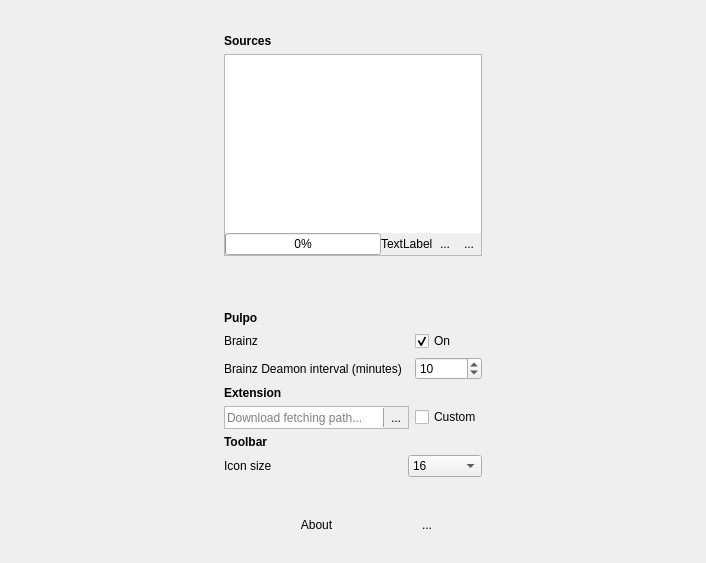
Old version of the form src/settings/settings.ui in the repository milohr/babe-qt.
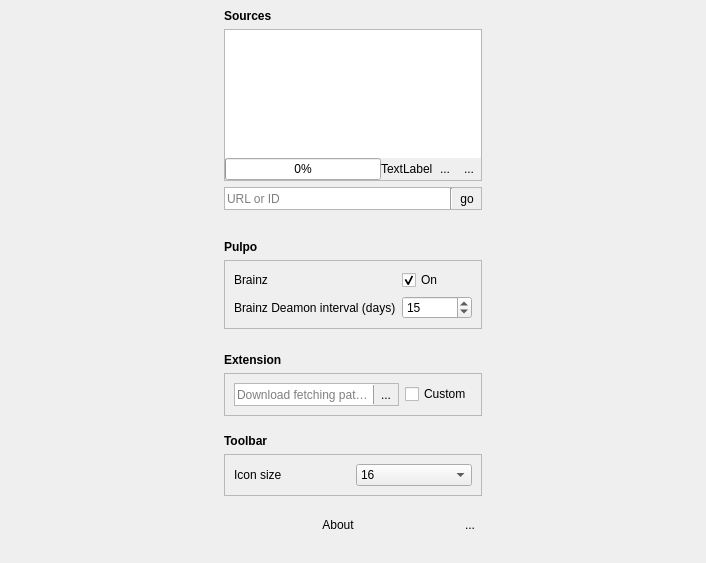
New version of the form. Icons and pictures are not drawn.

Commit message: towards release path

```diff
--- a/src/settings/settings.ui
+++ b/src/settings/settings.ui
@@ -50,64 +50,7 @@
       <enum>QFrame::Plain</enum>
      </property>
      <layout class="QGridLayout" name="gridLayout_2">
-      <item row="7" column="1">
-       <widget class="QLabel" name="label_5">
-        <property name="font">
-         <font>
-          <weight>75</weight>
-          <bold>true</bold>
-         </font>
-        </property>
-        <property name="text">
-         <string>Pulpo</string>
-        </property>
-       </widget>
-      </item>
-      <item row="8" column="1">
-       <widget class="QLabel" name="label_6">
-        <property name="text">
-         <string>Brainz </string>
-        </property>
-       </widget>
-      </item>
-      <item row="15" column="3">
-       <widget class="QToolButton" name="debugBtn">
-        <property name="text">
-         <string>...</string>
-        </property>
-        <property name="icon">
-         <iconset theme="tools-report-bug">
-          <normaloff>.</normaloff>.</iconset>
-        </property>
-        <property name="autoRaise">
-         <bool>true</bool>
-        </property>
-       </widget>
-      </item>
-      <item row="0" column="1" colspan="3">
-       <spacer name="verticalSpacer_3">
-        <property name="orientation">
-         <enum>Qt::Vertical</enum>
-        </property>
-        <property name="sizeHint" stdset="0">
-         <size>
-          <width>20</width>
-          <height>40</height>
-         </size>
-        </property>
-       </spacer>
-      </item>
-      <item row="12" column="1">
-       <widget class="QLabel" name="label_3">
-        <property name="styleSheet">
-         <string notr="true">font:bold;</string>
-        </property>
-        <property name="text">
-         <string>Toolbar </string>
-        </property>
-       </widget>
-      </item>
-      <item row="15" column="1" colspan="2">
+      <item row="21" column="1" colspan="2">
        <widget class="QPushButton" name="pushButton">
         <property name="sizePolicy">
          <sizepolicy hsizetype="Minimum" vsizetype="Minimum">
@@ -127,111 +70,47 @@
         </property>
        </widget>
       </item>
-      <item row="11" column="1" colspan="2">
-       <widget class="QFrame" name="frame_4">
-        <property name="toolTip">
-         <string>Select your default downloads folder from where the Babe'd songs from Chromium extension will be fetched...</string>
-        </property>
-        <property name="whatsThis">
-         <string>Select your default downloads folder from where the Babe'd songs from Chromium extension will be fetched.</string>
-        </property>
+      <item row="18" column="1" colspan="3">
+       <widget class="QFrame" name="frame_7">
         <property name="frameShape">
          <enum>QFrame::StyledPanel</enum>
         </property>
         <property name="frameShadow">
          <enum>QFrame::Raised</enum>
         </property>
-        <layout class="QHBoxLayout" name="horizontalLayout">
-         <property name="spacing">
-          <number>0</number>
-         </property>
-         <property name="leftMargin">
-          <number>0</number>
-         </property>
-         <property name="topMargin">
-          <number>0</number>
-         </property>
-         <property name="rightMargin">
-          <number>0</number>
-         </property>
-         <property name="bottomMargin">
-          <number>0</number>
-         </property>
+        <layout class="QHBoxLayout" name="horizontalLayout_3">
          <item>
-          <widget class="QLineEdit" name="ytLineEdit">
-           <property name="sizePolicy">
-            <sizepolicy hsizetype="Expanding" vsizetype="Minimum">
-             <horstretch>0</horstretch>
-             <verstretch>0</verstretch>
-            </sizepolicy>
-           </property>
-           <property name="frame">
-            <bool>false</bool>
-           </property>
-           <property name="placeholderText">
-            <string>Download fetching path...</string>
-           </property>
-          </widget>
-         </item>
-         <item>
-          <widget class="QFrame" name="frame_5">
-           <property name="maximumSize">
-            <size>
-             <width>1</width>
-             <height>16777215</height>
-            </size>
-           </property>
-           <property name="frameShape">
-            <enum>QFrame::VLine</enum>
-           </property>
-           <property name="frameShadow">
-            <enum>QFrame::Raised</enum>
-           </property>
-          </widget>
-         </item>
-         <item>
-          <widget class="QToolButton" name="ytBtn">
+          <widget class="QLabel" name="label_8">
            <property name="text">
-            <string>...</string>
+            <string>Icon size</string>
            </property>
-           <property name="icon">
-            <iconset theme="folder-open">
-             <normaloff>.</normaloff>.</iconset>
+          </widget>
+         </item>
+         <item>
+          <widget class="QComboBox" name="toolbarIconSize">
+           <property name="currentText">
+            <string>16</string>
            </property>
-           <property name="autoRaise">
-            <bool>true</bool>
-           </property>
+           <item>
+            <property name="text">
+             <string>16</string>
+            </property>
+           </item>
+           <item>
+            <property name="text">
+             <string>22</string>
+            </property>
+           </item>
+           <item>
+            <property name="text">
+             <string>32</string>
+            </property>
+           </item>
           </widget>
          </item>
         </layout>
        </widget>
       </item>
-      <item row="10" column="1">
-       <widget class="QLabel" name="label_4">
-        <property name="font">
-         <font>
-          <weight>75</weight>
-          <bold>true</bold>
-         </font>
-        </property>
-        <property name="text">
-         <string>Extension</string>
-        </property>
-       </widget>
-      </item>
-      <item row="6" column="1" colspan="3">
-       <spacer name="verticalSpacer">
-        <property name="orientation">
-         <enum>Qt::Vertical</enum>
-        </property>
-        <property name="sizeHint" stdset="0">
-         <size>
-          <width>20</width>
-          <height>40</height>
-         </size>
-        </property>
-       </spacer>
-      </item>
       <item row="2" column="1" colspan="3">
        <widget class="QFrame" name="sourcesFrame">
         <property name="frameShape">
@@ -333,6 +212,120 @@
         <zorder>label</zorder>
        </widget>
       </item>
+      <item row="2" column="5" rowspan="23">
+       <spacer name="horizontalSpacer_2">
+        <property name="orientation">
+         <enum>Qt::Horizontal</enum>
+        </property>
+        <property name="sizeHint" stdset="0">
+         <size>
+          <width>40</width>
+          <height>20</height>
+         </size>
+        </property>
+       </spacer>
+      </item>
+      <item row="2" column="0" rowspan="20">
+       <spacer name="horizontalSpacer">
+        <property name="orientation">
+         <enum>Qt::Horizontal</enum>
+        </property>
+        <property name="sizeHint" stdset="0">
+         <size>
+          <width>40</width>
+          <height>20</height>
+         </size>
+        </property>
+       </spacer>
+      </item>
+      <item row="7" column="1" colspan="3">
+       <spacer name="verticalSpacer">
+        <property name="orientation">
+         <enum>Qt::Vertical</enum>
+        </property>
+        <property name="sizeHint" stdset="0">
+         <size>
+          <width>20</width>
+          <height>40</height>
+         </size>
+        </property>
+       </spacer>
+      </item>
+      <item row="17" column="1">
+       <widget class="QLabel" name="label_3">
+        <property name="styleSheet">
+         <string notr="true">font:bold;</string>
+        </property>
+        <property name="text">
+         <string>Toolbar </string>
+        </property>
+       </widget>
+      </item>
+      <item row="9" column="1" colspan="3">
+       <widget class="QFrame" name="frame_2">
+        <property name="autoFillBackground">
+         <bool>true</bool>
+        </property>
+        <property name="frameShape">
+         <enum>QFrame::StyledPanel</enum>
+        </property>
+        <property name="frameShadow">
+         <enum>QFrame::Raised</enum>
+        </property>
+        <layout class="QGridLayout" name="gridLayout_3">
+         <item row="0" column="0">
+          <widget class="QLabel" name="label_6">
+           <property name="text">
+            <string>Brainz </string>
+           </property>
+          </widget>
+         </item>
+         <item row="0" column="1">
+          <widget class="QCheckBox" name="pulpoBrainz_checkBox">
+           <property name="text">
+            <string>On</string>
+           </property>
+           <property name="checked">
+            <bool>true</bool>
+           </property>
+          </widget>
+         </item>
+         <item row="1" column="0">
+          <widget class="QLabel" name="label_7">
+           <property name="text">
+            <string>Brainz Deamon interval (days)</string>
+           </property>
+          </widget>
+         </item>
+         <item row="1" column="1">
+          <widget class="QSpinBox" name="pulpoBrainz_spinBox">
+           <property name="minimum">
+            <number>1</number>
+           </property>
+           <property name="maximum">
+            <number>360</number>
+           </property>
+           <property name="value">
+            <number>15</number>
+           </property>
+          </widget>
+         </item>
+        </layout>
+       </widget>
+      </item>
+      <item row="8" column="1">
+       <widget class="QLabel" name="label_5">
+        <property name="font">
+         <font>
+          <weight>75</weight>
+          <bold>true</bold>
+         </font>
+        </property>
+        <property name="text">
+         <string>Pulpo</string>
+        </property>
+       </widget>
+      </item>
       <item row="1" column="1">
        <widget class="QLabel" name="label_2">
         <property name="font">
@@ -346,30 +339,20 @@
         </property>
        </widget>
       </item>
-      <item row="2" column="5" rowspan="17">
-       <spacer name="horizontalSpacer_2">
+      <item row="15" column="1" colspan="3">
+       <spacer name="verticalSpacer_5">
         <property name="orientation">
-         <enum>Qt::Horizontal</enum>
+         <enum>Qt::Vertical</enum>
         </property>
         <property name="sizeHint" stdset="0">
          <size>
-          <width>40</width>
-          <height>20</height>
+          <width>20</width>
+          <height>40</height>
          </size>
         </property>
        </spacer>
       </item>
-      <item row="11" column="3">
-       <widget class="QCheckBox" name="checkBox">
-        <property name="toolTip">
-         <string>Select your default downloads folder from where the Babe'd songs from Chromium extension will be fetched...</string>
-        </property>
-        <property name="text">
-         <string>Custom</string>
-        </property>
-       </widget>
-      </item>
-      <item row="14" column="1" colspan="3">
+      <item row="20" column="1" colspan="3">
        <spacer name="verticalSpacer_2">
         <property name="orientation">
          <enum>Qt::Vertical</enum>
@@ -382,72 +365,220 @@
         </property>
        </spacer>
       </item>
-      <item row="2" column="0" rowspan="14">
-       <spacer name="horizontalSpacer">
-        <property name="orientation">
-         <enum>Qt::Horizontal</enum>
-        </property>
-        <property name="sizeHint" stdset="0">
-         <size>
-          <width>40</width>
-          <height>20</height>
-         </size>
-        </property>
-       </spacer>
-      </item>
-      <item row="9" column="1">
-       <widget class="QLabel" name="label_7">
-        <property name="text">
-         <string>Brainz Deamon interval (minutes)</string>
-        </property>
-       </widget>
-      </item>
-      <item row="9" column="3">
-       <widget class="QSpinBox" name="pulpoBrainz_spinBox">
-        <property name="value">
-         <number>10</number>
-        </property>
-       </widget>
-      </item>
-      <item row="8" column="3">
-       <widget class="QCheckBox" name="pulpoBrainz_checkBox">
-        <property name="text">
-         <string>On</string>
-        </property>
-        <property name="checked">
-         <bool>true</bool>
-        </property>
-       </widget>
-      </item>
-      <item row="13" column="2" colspan="2">
-       <widget class="QComboBox" name="toolbarIconSize">
-        <property name="currentText">
-         <string>16</string>
-        </property>
-        <item>
-         <property name="text">
-          <string>16</string>
-         </property>
-        </item>
-        <item>
-         <property name="text">
-          <string>22</string>
-         </property>
-        </item>
-        <item>
-         <property name="text">
-          <string>32</string>
-         </property>
-        </item>
-       </widget>
-      </item>
       <item row="13" column="1">
-       <widget class="QLabel" name="label_8">
+       <widget class="QLabel" name="label_4">
+        <property name="font">
+         <font>
+          <weight>75</weight>
+          <bold>true</bold>
+         </font>
+        </property>
         <property name="text">
-         <string>Icon size</string>
+         <string>Extension</string>
         </property>
        </widget>
       </item>
+      <item row="0" column="1" colspan="3">
+       <spacer name="verticalSpacer_3">
+        <property name="orientation">
+         <enum>Qt::Vertical</enum>
+        </property>
+        <property name="sizeHint" stdset="0">
+         <size>
+          <width>20</width>
+          <height>40</height>
+         </size>
+        </property>
+       </spacer>
+      </item>
+      <item row="21" column="3">
+       <widget class="QToolButton" name="debugBtn">
+        <property name="text">
+         <string>...</string>
+        </property>
+        <property name="icon">
+         <iconset theme="tools-report-bug">
+          <normaloff>.</normaloff>.</iconset>
+        </property>
+        <property name="autoRaise">
+         <bool>true</bool>
+        </property>
+       </widget>
+      </item>
+      <item row="10" column="1" colspan="3">
+       <spacer name="verticalSpacer_4">
+        <property name="orientation">
+         <enum>Qt::Vertical</enum>
+        </property>
+        <property name="sizeHint" stdset="0">
+         <size>
+          <width>20</width>
+          <height>40</height>
+         </size>
+        </property>
+       </spacer>
+      </item>
+      <item row="14" column="1" colspan="3">
+       <widget class="QFrame" name="frame_6">
+        <property name="frameShape">
+         <enum>QFrame::StyledPanel</enum>
+        </property>
+        <property name="frameShadow">
+         <enum>QFrame::Raised</enum>
+        </property>
+        <layout class="QHBoxLayout" name="horizontalLayout_2">
+         <item>
+          <widget class="QFrame" name="frame_4">
+           <property name="toolTip">
+            <string>Select your default downloads folder from where the Babe'd songs from Chromium extension will be fetched...</string>
+           </property>
+           <property name="whatsThis">
+            <string>Select your default downloads folder from where the Babe'd songs from Chromium extension will be fetched.</string>
+           </property>
+           <property name="frameShape">
+            <enum>QFrame::StyledPanel</enum>
+           </property>
+           <property name="frameShadow">
+            <enum>QFrame::Raised</enum>
+           </property>
+           <layout class="QHBoxLayout" name="horizontalLayout">
+            <property name="spacing">
+             <number>0</number>
+            </property>
+            <property name="leftMargin">
+             <number>0</number>
+            </property>
+            <property name="topMargin">
+             <number>0</number>
+            </property>
+            <property name="rightMargin">
+             <number>0</number>
+            </property>
+            <property name="bottomMargin">
+             <number>0</number>
+            </property>
+            <item>
+             <widget class="QLineEdit" name="ytLineEdit">
+              <property name="sizePolicy">
+               <sizepolicy hsizetype="Expanding" vsizetype="Minimum">
+                <horstretch>0</horstretch>
+                <verstretch>0</verstretch>
+               </sizepolicy>
+              </property>
+              <property name="frame">
+               <bool>false</bool>
+              </property>
+              <property name="placeholderText">
+               <string>Download fetching path...</string>
+              </property>
+             </widget>
+            </item>
+            <item>
+             <widget class="QFrame" name="frame_5">
+              <property name="maximumSize">
+               <size>
+                <width>1</width>
+                <height>16777215</height>
+               </size>
+              </property>
+              <property name="frameShape">
+               <enum>QFrame::VLine</enum>
+              </property>
+              <property name="frameShadow">
+               <enum>QFrame::Raised</enum>
+              </property>
+             </widget>
+            </item>
+            <item>
+             <widget class="QToolButton" name="ytExtensionBtn">
+              <property name="text">
+               <string>...</string>
+              </property>
+              <property name="icon">
+               <iconset theme="folder-open">
+                <normaloff>.</normaloff>.</iconset>
+              </property>
+              <property name="autoRaise">
+               <bool>true</bool>
+              </property>
+             </widget>
+            </item>
+           </layout>
+          </widget>
+         </item>
+         <item>
+          <widget class="QCheckBox" name="checkBox">
+           <property name="toolTip">
+            <string>Select your default downloads folder from where the Babe'd songs from Chromium extension will be fetched...</string>
+           </property>
+           <property name="text">
+            <string>Custom</string>
+           </property>
+          </widget>
+         </item>
+        </layout>
+       </widget>
+      </item>
+      <item row="3" column="1" colspan="3">
+       <widget class="QFrame" name="youtubeFrame">
+        <property name="frameShape">
+         <enum>QFrame::StyledPanel</enum>
+        </property>
+        <property name="frameShadow">
+         <enum>QFrame::Raised</enum>
+        </property>
+        <layout class="QHBoxLayout" name="horizontalLayout_4">
+         <property name="spacing">
+          <number>0</number>
+         </property>
+         <property name="leftMargin">
+          <number>0</number>
+         </property>
+         <property name="topMargin">
+          <number>0</number>
+         </property>
+         <property name="rightMargin">
+          <number>0</number>
+         </property>
+         <property name="bottomMargin">
+          <number>0</number>
+         </property>
+         <item>
+          <widget class="QLineEdit" name="ytLine">
+           <property name="sizePolicy">
+            <sizepolicy hsizetype="Expanding" vsizetype="Expanding">
+             <horstretch>0</horstretch>
+             <verstretch>0</verstretch>
+            </sizepolicy>
+           </property>
+           <property name="frame">
+            <bool>false</bool>
+           </property>
+           <property name="placeholderText">
+            <string>URL or ID</string>
+           </property>
+          </widget>
+         </item>
+         <item>
+          <widget class="Line" name="line">
+           <property name="orientation">
+            <enum>Qt::Vertical</enum>
+           </property>
+          </widget>
+         </item>
+         <item>
+          <widget class="QToolButton" name="ytBtn">
+           <property name="text">
+            <string>go</string>
+           </property>
+           <property name="autoRaise">
+            <bool>true</bool>
+           </property>
+          </widget>
+         </item>
+        </layout>
+       </widget>
+      </item>
      </layout>
     </widget>
    </item>
```
Left out of the diff: 62 changed lines with no effect on the pictures. The commit also changes 13 other files.
